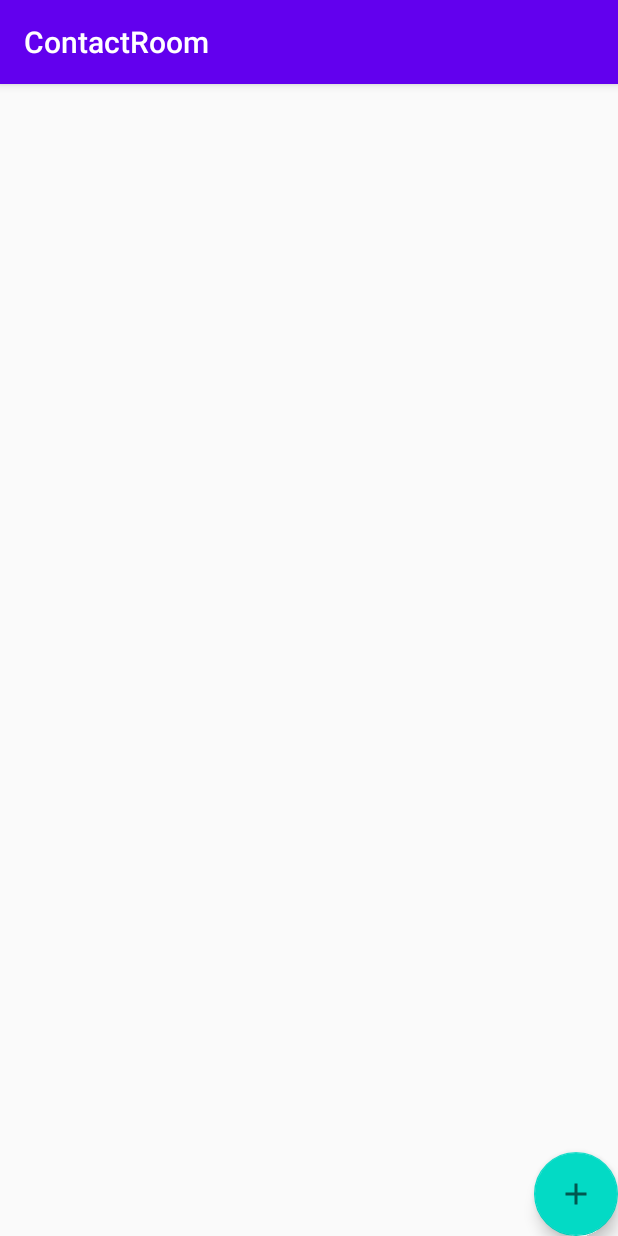
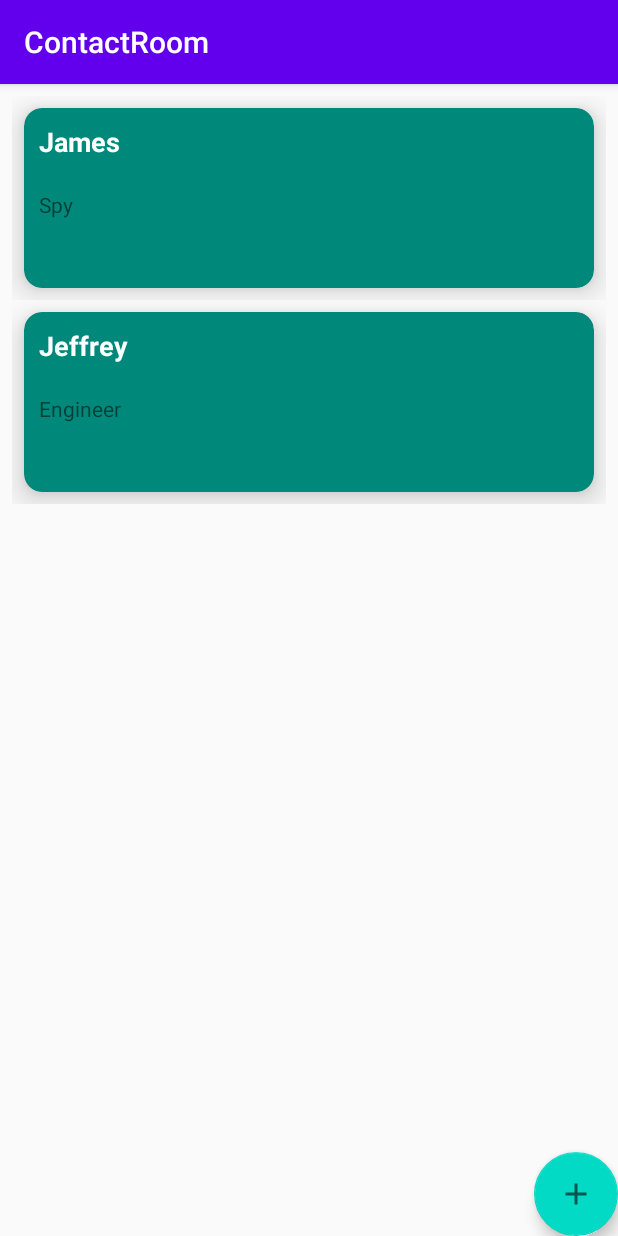
Before and after one commit to collau/ContactRoom, an Android app: the screen it shows after launch (MainActivity), on a phone screen of 412 x 824 dp. Run offline under Robolectric (Android 15) with nearby library versions, the phone set to English and light mode, and no system bars; our stand-ins replace Room's generated code.

Commit message:
2. Setup RecyclerViewAdapter

```diff
--- a/app/src/main/java/com/fishnco/contactroom/MainActivity.java
+++ b/app/src/main/java/com/fishnco/contactroom/MainActivity.java
@@ -2,8 +2,11 @@ package com.fishnco.contactroom;
 
 import androidx.annotation.Nullable;
 import androidx.appcompat.app.AppCompatActivity;
+import androidx.lifecycle.LiveData;
 import androidx.lifecycle.Observer;
 import androidx.lifecycle.ViewModelProvider;
+import androidx.recyclerview.widget.LinearLayoutManager;
+import androidx.recyclerview.widget.RecyclerView;
 
 import android.content.Intent;
 import android.os.Bundle;
@@ -11,6 +14,7 @@ import android.util.Log;
 import android.view.View;
 import android.widget.TextView;
 
+import com.fishnco.contactroom.adapter.RecyclerViewAdapter;
 import com.fishnco.contactroom.model.Contact;
 import com.fishnco.contactroom.model.ContactViewModel;
 import com.google.android.material.floatingactionbutton.FloatingActionButton;
@@ -22,11 +26,18 @@ public class MainActivity extends AppCompatActivity {
     private static final int NEW_CONTACT_ACTIVITY_REQUEST_CODE = 1;
     private ContactViewModel contactViewModel;
     private TextView textView;
+    private RecyclerView recyclerView;
+    private RecyclerViewAdapter recyclerViewAdapter;
+    private LiveData<List<Contact>> contactList;
 
     @Override
     protected void onCreate(Bundle savedInstanceState) {
         super.onCreate(savedInstanceState);
         setContentView(R.layout.activity_main);
+
+        recyclerView = findViewById(R.id.recyclerView);
+        recyclerView.setHasFixedSize(true);
+        recyclerView.setLayoutManager(new LinearLayoutManager(this));
 
         //Any other form of model provider will lead to an error
         contactViewModel = new ViewModelProvider.AndroidViewModelFactory(MainActivity.this.getApplication())
@@ -36,14 +47,19 @@ public class MainActivity extends AppCompatActivity {
         contactViewModel.getAllContacts().observe(this, new Observer<List<Contact>>() {
             @Override
             public void onChanged(List<Contact> contacts) {
-                StringBuilder builder = new StringBuilder();
-                for (Contact contact: contacts)
-                {
-                    builder.append(" - ").append(contact.getName()).append(" ").append(contact.getOccupation());
-                    Log.d("MainActivity", "onCreate: " + contact.getName());
-                    Log.d("MainActivity", "onCreate: " + contact.getId());
-                    Log.d("MainActivity", "onCreate: " + contact.getOccupation());
-                }
+
+                // Everytime something changes, to run this.
+                recyclerViewAdapter = new RecyclerViewAdapter(contacts, MainActivity.this);
+                recyclerView.setAdapter(recyclerViewAdapter);
+
+//                StringBuilder builder = new StringBuilder();
+//                for (Contact contact: contacts)
+//                {
+//                    builder.append(" - ").append(contact.getName()).append(" ").append(contact.getOccupation());
+//                    Log.d("MainActivity", "onCreate: " + contact.getName());
+//                    Log.d("MainActivity", "onCreate: " + contact.getId());
+//                    Log.d("MainActivity", "onCreate: " + contact.getOccupation());
+//                }
 
             }
         });
--- a/app/src/main/java/com/fishnco/contactroom/adapter/RecyclerViewAdapter.java
+++ b/app/src/main/java/com/fishnco/contactroom/adapter/RecyclerViewAdapter.java
@@ -1,34 +1,65 @@
 package com.fishnco.contactroom.adapter;
 
+import android.content.Context;
+import android.view.LayoutInflater;
 import android.view.View;
 import android.view.ViewGroup;
+import android.widget.TextView;
 
 import androidx.annotation.NonNull;
 import androidx.recyclerview.widget.RecyclerView;
+
+import com.fishnco.contactroom.R;
+import com.fishnco.contactroom.model.Contact;
+
+import java.util.List;
+import java.util.Objects;
 
 /**
  * Created by junyi on 23/8/21
  */
 public class RecyclerViewAdapter extends RecyclerView.Adapter<RecyclerViewAdapter.ViewHolder> {
+    private List<Contact> contactList;
+    private Context context;
+
+    public RecyclerViewAdapter(List<Contact> contactList, Context context) {
+        this.contactList = contactList;
+        this.context = context;
+    }
+
+
     @NonNull
     @Override
     public ViewHolder onCreateViewHolder(@NonNull ViewGroup parent, int viewType) {
-        return null;
+        // Create view which inflates from contact_row
+        View view = LayoutInflater.from(parent.getContext()).inflate(R.layout.contact_row, parent, false);
+
+        return new ViewHolder(view);
     }
 
     @Override
     public void onBindViewHolder(@NonNull RecyclerViewAdapter.ViewHolder holder, int position) {
+        Contact contact = Objects.requireNonNull(contactList.get(position));
+        holder.textViewName.setText(contact.getName());
+        holder.textViewOccupation.setText(contact.getOccupation());
 
     }
 
     @Override
     public int getItemCount() {
-        return 0;
+        return contactList.size();
     }
 
     public class ViewHolder extends RecyclerView.ViewHolder {
+        // itemView is anything that we have added inside the row
+        // access to widgets inside the row
+        public TextView textViewName;
+        public TextView textViewOccupation;
+
         public ViewHolder(@NonNull View itemView) {
             super(itemView);
+            textViewName = itemView.findViewById(R.id.row_textView_name);
+            textViewOccupation = itemView.findViewById(R.id.row_textView_occupation);
         }
     }
 }
--- a/app/src/main/res/layout/contact_row.xml
+++ b/app/src/main/res/layout/contact_row.xml
@@ -2,7 +2,7 @@
 <androidx.constraintlayout.widget.ConstraintLayout xmlns:android="http://schemas.android.com/apk/res/android"
     xmlns:app="http://schemas.android.com/apk/res-auto"
     android:layout_width="match_parent"
-    android:layout_height="match_parent">
+    android:layout_height="wrap_content">
 
     <androidx.cardview.widget.CardView
         android:layout_width="match_parent"
@@ -10,12 +10,14 @@
         android:layout_marginStart="8dp"
         android:layout_marginTop="8dp"
         android:layout_marginEnd="8dp"
+        android:layout_marginBottom="8dp"
         app:cardBackgroundColor="#00897B"
         app:cardCornerRadius="@dimen/elevation"
         app:cardElevation="@dimen/elevation"
+        app:layout_constraintBottom_toBottomOf="parent"
         app:layout_constraintEnd_toEndOf="parent"
         app:layout_constraintStart_toStartOf="parent"
-        app:layout_constraintTop_toTopOf="parent" >
+        app:layout_constraintTop_toTopOf="parent">
 
         <LinearLayout
             android:layout_width="match_parent"
@@ -29,7 +31,9 @@
                 android:layout_gravity="center_horizontal"
                 android:padding="@dimen/padding_general"
                 android:text="TextView"
-                android:textColor="@android:color/white" />
+                android:textColor="@android:color/white"
+                android:textSize="18sp"
+                android:textStyle="bold" />
 
             <TextView
                 android:id="@+id/row_textView_occupation"
```
